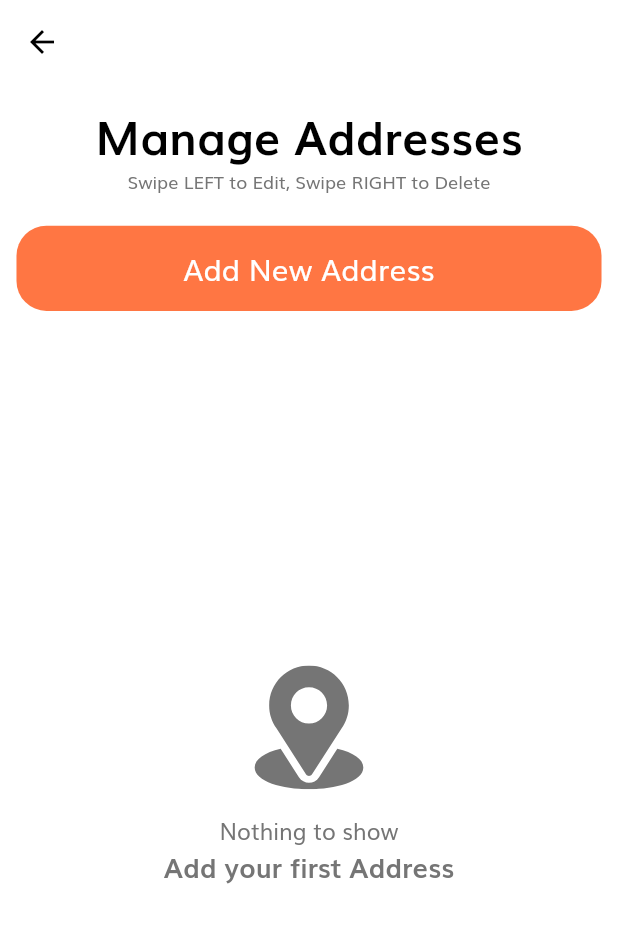
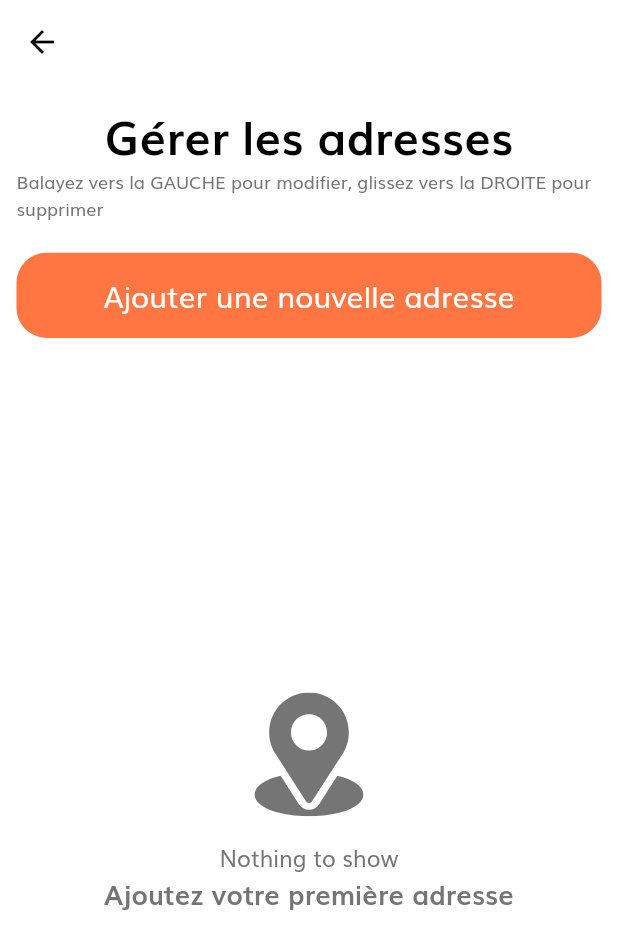
Before and after one commit to noucharles/mobile-shop-games, a Flutter app: the screen it shows once a user with an empty profile is signed in, in the side drawer, after a tap on "Gérer les adresses", on a phone screen of 412 x 824 dp. Shown: the top 949 px of the screen. Run offline on Flutter 3.47's test engine with Material 2 defaults, Android fonts, the phone set to English and light mode, and no system bars; our stand-ins replace cloud_firestore, firebase_auth, firebase_core, firebase_storage, flutter_rating_bar, flutter_svg and 5 more; missing offline and left inert: enum_to_string, future_progress_dialog, pinch_zoom_image_updated, swipedetector; accounts and stored records are empty; network calls fail.

Commit message:
traduction fr manage address

```diff
--- a/lib/screens/change_phone/components/change_phone_number_form.dart
+++ b/lib/screens/change_phone/components/change_phone_number_form.dart
@@ -50,7 +50,7 @@ class _ChangePhoneNumberFormState extends State<ChangePhoneNumberForm> {
                 builder: (context) {
                   return FutureProgressDialog(
                     updateFuture,
-                    message: Text("Mettre à jour le numéro de téléphone"),
+                    message: Text("Mettre à jour le numéro"),
                   );
                 },
               );
--- a/lib/screens/manage_addresses/components/address_box.dart
+++ b/lib/screens/manage_addresses/components/address_box.dart
@@ -65,19 +65,19 @@ class AddressBox extends StatelessWidget {
                             ),
                           ),
                           Text(
-                            "City: ${address.city}",
+                            "Ville: ${address.city}",
                             style: TextStyle(
                               fontSize: 16,
                             ),
                           ),
                           Text(
-                            "District: ${address.district}",
+                            "Quartier: ${address.district}",
                             style: TextStyle(
                               fontSize: 16,
                             ),
                           ),
                           Text(
-                            "State: ${address.state}",
+                            "État: ${address.state}",
                             style: TextStyle(
                               fontSize: 16,
                             ),
@@ -95,7 +95,7 @@ class AddressBox extends StatelessWidget {
                             ),
                           ),
                           Text(
-                            "Phone: ${address.phone}",
+                            "Téléphoner: ${address.phone}",
                             style: TextStyle(
                               fontSize: 16,
                             ),
--- a/lib/screens/manage_addresses/components/address_short_details_card.dart
+++ b/lib/screens/manage_addresses/components/address_short_details_card.dart
@@ -77,8 +77,8 @@ class AddressShortDetailsCard extends StatelessWidget {
                               fontSize: 15,
                             ),
                           ),
-                          Text("City: ${address.city}"),
-                          Text("Phone: ${address.phone}"),
+                          Text("Ville: ${address.city}"),
+                          Text("Téléphone: ${address.phone}"),
                         ],
                       ),
                     ),
--- a/lib/screens/manage_addresses/components/body.dart
+++ b/lib/screens/manage_addresses/components/body.dart
@@ -47,16 +47,16 @@ class _BodyState extends State<Body> {
                 children: [
                   SizedBox(height: getProportionateScreenHeight(10)),
                   Text(
-                    "Manage Addresses",
+                    "Gérer les adresses",
                     style: headingStyle,
                   ),
                   Text(
-                    "Swipe LEFT to Edit, Swipe RIGHT to Delete",
+                    "Balayez vers la GAUCHE pour modifier, glissez vers la DROITE pour supprimer",
                     style: TextStyle(fontSize: 12),
                   ),
                   SizedBox(height: getProportionateScreenHeight(20)),
                   DefaultButton(
-                    text: "Add New Address",
+                    text: "Ajouter une nouvelle adresse",
                     press: () async {
                       Navigator.push(
                         context,
@@ -78,7 +78,7 @@ class _BodyState extends State<Body> {
                             return Center(
                               child: NothingToShowContainer(
                                 iconPath: "assets/icons/add_location.svg",
-                                secondaryMessage: "Add your first Address",
+                                secondaryMessage: "Ajoutez votre première adresse",
                               ),
                             );
                           }
@@ -100,8 +100,8 @@ class _BodyState extends State<Body> {
                         return Center(
                           child: NothingToShowContainer(
                             iconPath: "assets/icons/network_error.svg",
-                            primaryMessage: "Something went wrong",
-                            secondaryMessage: "Unable to connect to Database",
+                            primaryMessage: "Un problème est survenu",
+                            secondaryMessage: "Impossible de se connecter à la base de données",
                           ),
                         );
                       },
@@ -129,16 +129,16 @@ class _BodyState extends State<Body> {
       builder: (context) {
         return AlertDialog(
           title: Text("Confirmation"),
-          content: Text("Are you sure you want to delete this Address ?"),
+          content: Text("Êtes-vous sûr de vouloir supprimer cette adresse?"),
           actions: [
             FlatButton(
-              child: Text("Yes"),
+              child: Text("Oui"),
               onPressed: () {
                 Navigator.pop(context, true);
               },
             ),
             FlatButton(
-              child: Text("No"),
+              child: Text("Non"),
               onPressed: () {
                 Navigator.pop(context, false);
               },
@@ -155,13 +155,13 @@ class _BodyState extends State<Body> {
         status =
             await UserDatabaseHelper().deleteAddressForCurrentUser(addressId);
         if (status == true) {
-          snackbarMessage = "Address deleted successfully";
+          snackbarMessage = "Adresse supprimée avec succès";
         } else {
-          throw "Coulnd't delete address due to unknown reason";
+          throw "Impossible de supprimer l'adresse pour une raison inconnue";
         }
       } on FirebaseException catch (e) {
         Logger().w("Firebase Exception: $e");
-        snackbarMessage = "Something went wrong";
+        snackbarMessage = "Un problème est survenu";
       } catch (e) {
         Logger().w("Unknown Exception: $e");
         snackbarMessage = e.toString();
@@ -284,7 +284,7 @@ class _BodyState extends State<Body> {
         mainAxisAlignment: MainAxisAlignment.start,
         children: [
           Text(
-            "Delete",
+            "Supprimer",
             style: TextStyle(
               color: Colors.white,
               fontWeight: FontWeight.bold,
```
